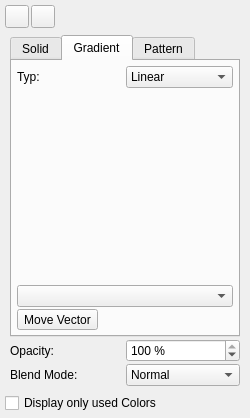
First picture: the form in scribus/ui/colorpalette.ui, repository scribusproject/scribus, before the edit.
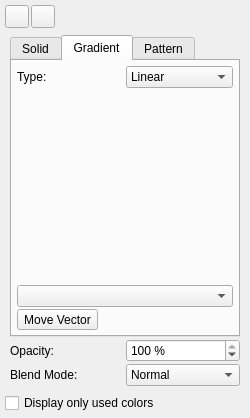
Second picture: the form after the edit. The open tabs and pages were chosen to show the change. Custom widgets are drawn as their Qt base class.

```diff
--- a/scribus/ui/colorpalette.ui
+++ b/scribus/ui/colorpalette.ui
@@ -285,7 +285,7 @@
            <item row="0" column="0">
             <widget class="QLabel" name="label_10">
              <property name="text">
-              <string>Typ:</string>
+              <string>Type:</string>
              </property>
             </widget>
            </item>
@@ -545,7 +545,7 @@
       <string>Display all colors from the document color list, or only the already used colors</string>
      </property>
      <property name="text">
-      <string>Display only used Colors</string>
+      <string>Display only used colors</string>
      </property>
     </widget>
    </item>
```
